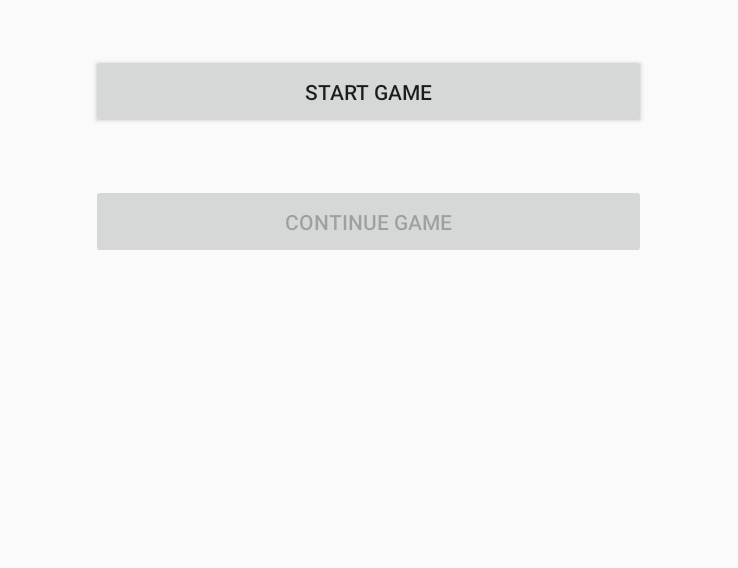
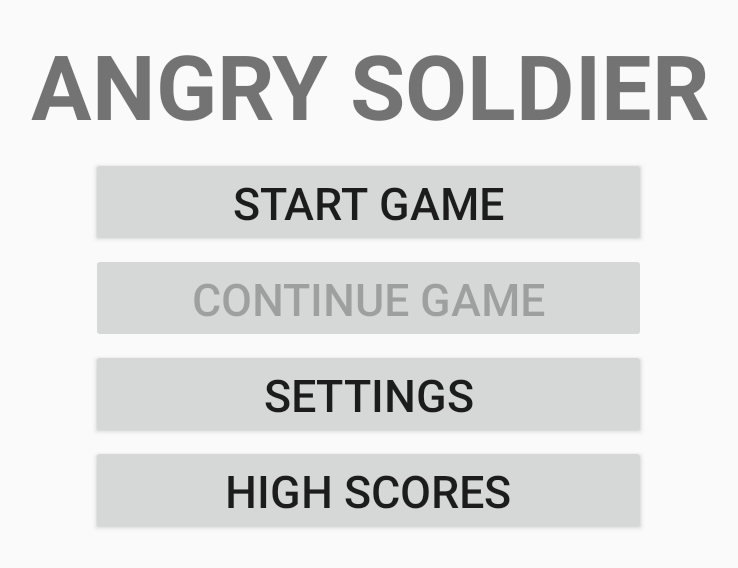
Before and after one commit to KAU0015/Tamz2, an Android app: the screen it shows after launch (MainActivity), on a phone screen of 824 x 412 dp (held sideways). Shown: the top 568 px of the screen, without its empty margins (248-986 px from the left). Run offline under Robolectric (Android 15) with nearby library versions, the phone set to English and light mode, and no system bars.

Commit message:
Add High score, Settings

```diff
--- a/Shooter/app/src/main/AndroidManifest.xml
+++ b/Shooter/app/src/main/AndroidManifest.xml
@@ -10,10 +10,12 @@
         android:roundIcon="@mipmap/ic_launcher_round"
         android:supportsRtl="true"
         android:theme="@style/AppTheme">
-        <activity android:name=".GameOverActivity" ></activity>
+        <activity android:name=".HighScoreActivity"></activity>
+        <activity android:name=".SettingsActivity" />
+        <activity android:name=".GameOverActivity" />
         <activity
             android:name=".GameActivity"
-            android:screenOrientation="landscape"></activity>
+            android:screenOrientation="landscape" />
         <activity
             android:name=".MainActivity"
             android:screenOrientation="landscape">
--- a/Shooter/app/src/main/java/com/example/shooter/MainActivity.java
+++ b/Shooter/app/src/main/java/com/example/shooter/MainActivity.java
@@ -17,7 +17,8 @@ import android.widget.Toast;
 public class MainActivity extends Activity {
 
 
-    private static Button startGame, continueGame;
+    private static Button continueGame;
+    private Button startGame, settings, highScore;
     @Override
     protected void onCreate(Bundle savedInstanceState) {
         super.onCreate(savedInstanceState);
@@ -25,6 +26,9 @@ public class MainActivity extends Activity {
 
         startGame = findViewById(R.id.start_game);
         continueGame = findViewById(R.id.continue_game);
+        settings = findViewById(R.id.settings);
+        highScore = findViewById(R.id.high_score);
+
         String sharedPrefFile = "prefFile";
         final SharedPreferences preferences = getApplicationContext().getSharedPreferences(sharedPrefFile, MODE_PRIVATE);
 
@@ -50,6 +54,20 @@ public class MainActivity extends Activity {
                     startActivity(new Intent(getApplicationContext(), GameActivity.class));
             }
         });
+
+        settings.setOnClickListener(new View.OnClickListener() {
+            @Override
+            public void onClick(View v) {
+                startActivity(new Intent(getApplicationContext(), SettingsActivity.class));
+            }
+        });
+
+        highScore.setOnClickListener(new View.OnClickListener() {
+            @Override
+            public void onClick(View v) {
+                startActivity(new Intent(getApplicationContext(), HighScoreActivity.class));
+            }
+        });
     }
 
     @Override
--- a/Shooter/app/src/main/res/layout/activity_game_over.xml
+++ b/Shooter/app/src/main/res/layout/activity_game_over.xml
@@ -22,8 +22,8 @@
 
     <Button
         android:id="@+id/submit"
-        android:layout_width="223dp"
-        android:layout_height="57dp"
+        android:layout_width="370dp"
+        android:layout_height="60dp"
         android:text="Submit"
         android:textSize="30dp"
         app:layout_constraintBottom_toBottomOf="parent"
@@ -53,6 +53,7 @@
         android:layout_height="45dp"
         android:text="Score: 100"
         android:textSize="30dp"
+        android:textAlignment="center"
         android:textStyle="bold"
         app:layout_constraintBottom_toTopOf="@+id/user_name"
         app:layout_constraintEnd_toEndOf="parent"
--- a/Shooter/app/src/main/res/layout/activity_main.xml
+++ b/Shooter/app/src/main/res/layout/activity_main.xml
@@ -9,23 +9,63 @@
     <Button
         android:id="@+id/start_game"
         android:layout_width="370dp"
-        android:layout_height="50dp"
-        android:layout_marginTop="36dp"
+        android:layout_height="60dp"
+        android:layout_marginTop="8dp"
         android:text="Start Game"
+        android:textSize="30dp"
         app:layout_constraintEnd_toEndOf="parent"
         app:layout_constraintHorizontal_bias="0.498"
         app:layout_constraintStart_toStartOf="parent"
-        app:layout_constraintTop_toTopOf="parent" />
+        app:layout_constraintTop_toBottomOf="@+id/game_title" />
 
     <Button
         android:id="@+id/continue_game"
         android:layout_width="370dp"
-        android:layout_height="50dp"
+        android:layout_height="60dp"
+        android:layout_marginTop="4dp"
         android:text="CONTINUE GAME"
+        android:textSize="30dp"
+        app:layout_constraintEnd_toEndOf="parent"
+        app:layout_constraintHorizontal_bias="0.498"
+        app:layout_constraintStart_toStartOf="parent"
+        app:layout_constraintTop_toBottomOf="@+id/start_game" />
+
+    <Button
+        android:id="@+id/settings"
+        android:layout_width="370dp"
+        android:layout_height="60dp"
+        android:layout_marginTop="4dp"
+        android:text="Settings"
+        android:textSize="30dp"
+        app:layout_constraintEnd_toEndOf="parent"
+        app:layout_constraintHorizontal_bias="0.498"
+        app:layout_constraintStart_toStartOf="parent"
+        app:layout_constraintTop_toBottomOf="@+id/continue_game" />
+
+    <TextView
+        android:id="@+id/game_title"
+        android:layout_width="wrap_content"
+        android:layout_height="wrap_content"
+        android:text="ANGRY SOLDIER"
+        android:textAlignment="center"
+        android:textSize="60dp"
+        android:textStyle="bold"
         app:layout_constraintBottom_toBottomOf="parent"
         app:layout_constraintEnd_toEndOf="parent"
         app:layout_constraintHorizontal_bias="0.498"
         app:layout_constraintStart_toStartOf="parent"
-        app:layout_constraintTop_toBottomOf="@+id/start_game"
-        app:layout_constraintVertical_bias="0.134" />
+        app:layout_constraintTop_toTopOf="parent"
+        app:layout_constraintVertical_bias="0.048" />
+
+    <Button
+        android:id="@+id/high_score"
+        android:layout_width="370dp"
+        android:layout_height="60dp"
+        android:layout_marginTop="4dp"
+        android:text="HIGH SCORES"
+        android:textSize="30dp"
+        app:layout_constraintEnd_toEndOf="parent"
+        app:layout_constraintHorizontal_bias="0.498"
+        app:layout_constraintStart_toStartOf="parent"
+        app:layout_constraintTop_toBottomOf="@+id/settings" />
 </androidx.constraintlayout.widget.ConstraintLayout>
```
Also changed, not shown: Shooter/app/src/main/java/com/example/shooter/CustomAdapter.java (added, +53 -0 lines), Shooter/app/src/main/java/com/example/shooter/GameOverActivity.java (+6 -1 lines), Shooter/app/src/main/java/com/example/shooter/GameSettings.java (added, +44 -0 lines), Shooter/app/src/main/java/com/example/shooter/HighScoreActivity.java (added, +43 -0 lines), Shooter/app/src/main/java/com/example/shooter/SettingsActivity.java (added, +73 -0 lines), Shooter/app/src/main/res/layout/activity_high_score.xml (added, +44 -0 lines), Shooter/app/src/main/res/layout/activity_settings.xml (added, +81 -0 lines), Shooter/app/src/main/res/layout/list_item.xml (added, +15 -0 lines).
